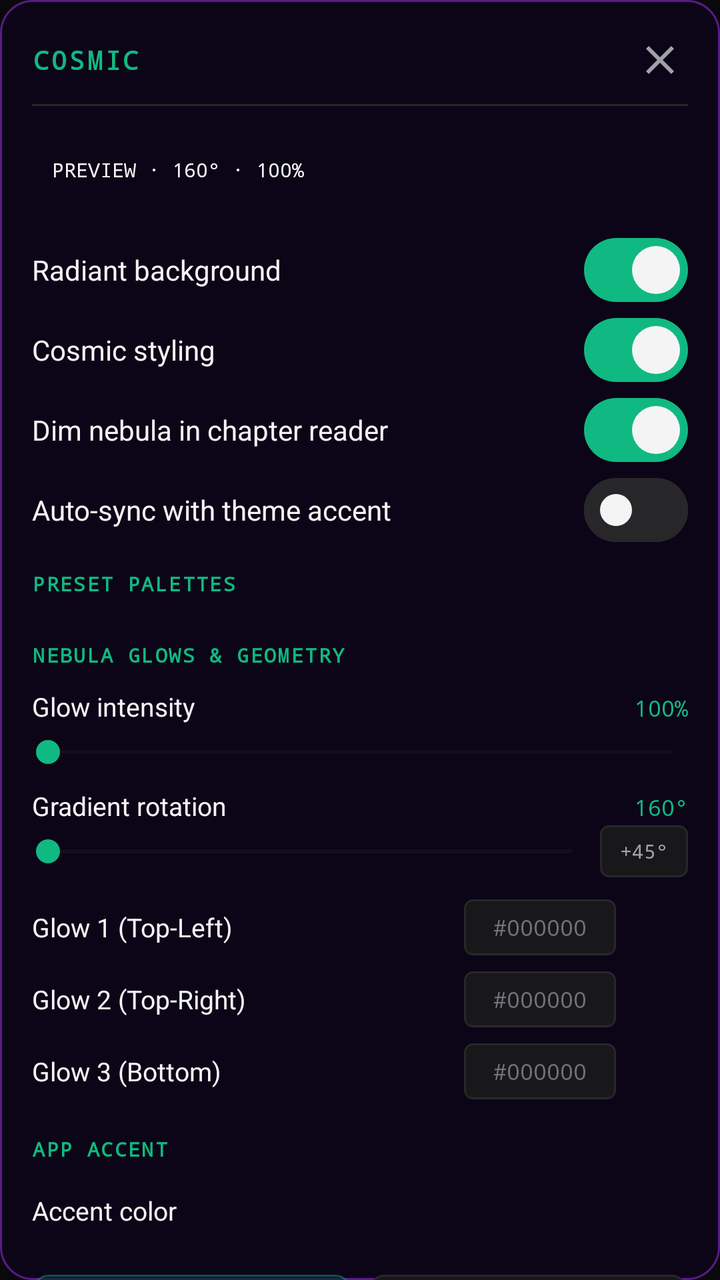
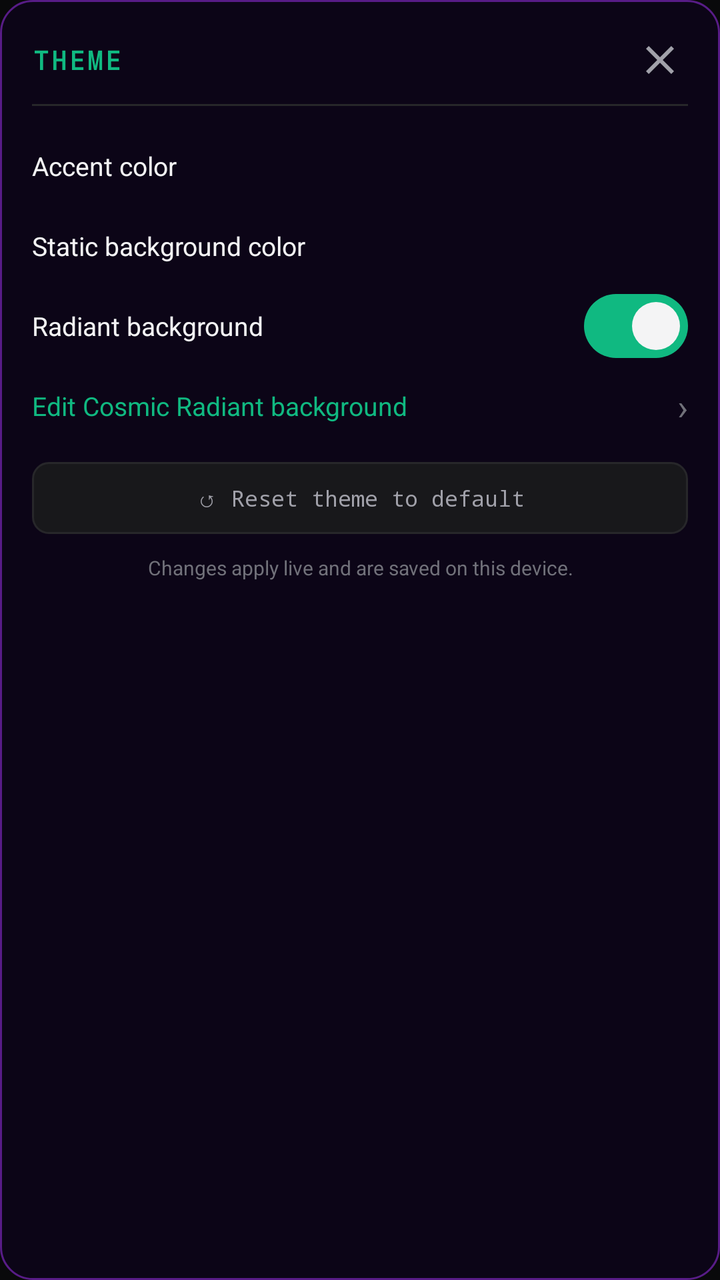

Compare the two renders of this Android layout. The source of the first and the diff that turns it into the second are given below.
<!-- AndroidManifest.xml: application theme Theme.Scaffold -->
<!-- res/layout/layout_dialog_cosmic_theme.xml -->
<?xml version="1.0" encoding="utf-8"?>
<ScrollView xmlns:android="http://schemas.android.com/apk/res/android"
    xmlns:app="http://schemas.android.com/apk/res-auto"
    android:layout_width="match_parent"
    android:layout_height="wrap_content"
    android:background="@drawable/bg_dialog_cosmic"
    android:scrollbars="none">

    <LinearLayout
        android:layout_width="match_parent"
        android:layout_height="wrap_content"
        android:orientation="vertical"
        android:padding="16dp">

        
        <LinearLayout
            android:layout_width="match_parent"
            android:layout_height="wrap_content"
            android:orientation="horizontal"
            android:gravity="center_vertical"
            android:paddingBottom="8dp">

            <TextView
                android:layout_width="0dp"
                android:layout_height="wrap_content"
                android:layout_weight="1"
                android:text="COSMIC"
                android:textColor="@color/accent_emerald"
                android:textSize="13sp"
                android:textStyle="bold"
                android:fontFamily="monospace"
                android:letterSpacing="0.1" />

            <ImageButton
                android:id="@+id/btn_cosmic_close"
                android:layout_width="28dp"
                android:layout_height="28dp"
                android:background="?attr/selectableItemBackgroundBorderless"
                android:src="@drawable/ic_close"
                android:contentDescription="Close" />
        </LinearLayout>

        <View
            android:layout_width="match_parent"
            android:layout_height="1dp"
            android:background="@color/border_primary"
            android:layout_marginBottom="10dp" />

        
        <LinearLayout
            android:id="@+id/layout_cosmic_preview"
            android:layout_width="match_parent"
            android:layout_height="44dp"
            android:foreground="@drawable/bg_cosmic_preview"
            android:paddingHorizontal="10dp"
            android:gravity="center_vertical"
            android:orientation="horizontal">

            <TextView
                android:id="@+id/tv_cosmic_preview_label"
                android:layout_width="0dp"
                android:layout_height="wrap_content"
                android:layout_weight="1"
                android:text="PREVIEW · 160° · 100%"
                android:textColor="@color/text_primary"
                android:textSize="10sp"
                android:fontFamily="monospace"
                android:maxLines="1" />

            <View
                android:id="@+id/view_preview_dot_1"
                android:layout_width="8dp"
                android:layout_height="8dp" />

            <View
                android:id="@+id/view_preview_dot_2"
                android:layout_width="8dp"
                android:layout_height="8dp"
                android:layout_marginStart="6dp" />

            <View
                android:id="@+id/view_preview_dot_3"
                android:layout_width="8dp"
                android:layout_height="8dp"
                android:layout_marginStart="6dp" />
        </LinearLayout>

        
        <LinearLayout
            android:layout_width="match_parent"
            android:layout_height="wrap_content"
            android:layout_marginTop="8dp"
            android:orientation="vertical">

            <LinearLayout
                android:layout_width="match_parent"
                android:layout_height="40dp"
                android:orientation="horizontal"
                android:gravity="center_vertical">

                <TextView
                    android:layout_width="0dp"
                    android:layout_height="wrap_content"
                    android:layout_weight="1"
                    android:text="Radiant background"
                    android:textColor="@color/text_primary"
                    android:textSize="14sp" />

                <com.google.android.material.materialswitch.MaterialSwitch
                    android:id="@+id/switch_cosmic_radiant"
                    android:layout_width="wrap_content"
                    android:layout_height="wrap_content"
                    android:checked="true"
                    app:thumbTint="@color/text_primary"
                    app:trackTint="@color/switch_track" />
            </LinearLayout>

            <LinearLayout
                android:layout_width="match_parent"
                android:layout_height="40dp"
                android:orientation="horizontal"
                android:gravity="center_vertical">

                <TextView
                    android:layout_width="0dp"
                    android:layout_height="wrap_content"
                    android:layout_weight="1"
                    android:text="Cosmic styling"
                    android:textColor="@color/text_primary"
                    android:textSize="14sp" />

                <com.google.android.material.materialswitch.MaterialSwitch
                    android:id="@+id/switch_cosmic_styling"
                    android:layout_width="wrap_content"
                    android:layout_height="wrap_content"
                    android:checked="true"
                    app:thumbTint="@color/text_primary"
                    app:trackTint="@color/switch_track" />
            </LinearLayout>

            <LinearLayout
                android:layout_width="match_parent"
                android:layout_height="40dp"
                android:orientation="horizontal"
                android:gravity="center_vertical">

                <TextView
                    android:layout_width="0dp"
                    android:layout_height="wrap_content"
                    android:layout_weight="1"
                    android:text="Dim nebula in chapter reader"
                    android:textColor="@color/text_primary"
                    android:textSize="14sp" />

                <com.google.android.material.materialswitch.MaterialSwitch
                    android:id="@+id/switch_cosmic_dim"
                    android:layout_width="wrap_content"
                    android:layout_height="wrap_content"
                    android:checked="true"
                    app:thumbTint="@color/text_primary"
                    app:trackTint="@color/switch_track" />
            </LinearLayout>

            <LinearLayout
                android:layout_width="match_parent"
                android:layout_height="40dp"
                android:orientation="horizontal"
                android:gravity="center_vertical">

                <TextView
                    android:layout_width="0dp"
                    android:layout_height="wrap_content"
                    android:layout_weight="1"
                    android:text="Auto-sync with theme accent"
                    android:textColor="@color/text_primary"
                    android:textSize="14sp" />

                <com.google.android.material.materialswitch.MaterialSwitch
                    android:id="@+id/switch_cosmic_auto_sync"
                    android:layout_width="wrap_content"
                    android:layout_height="wrap_content"
                    app:thumbTint="@color/text_primary"
                    app:trackTint="@color/switch_track" />
            </LinearLayout>
        </LinearLayout>

        
        <TextView
            android:layout_width="wrap_content"
            android:layout_height="wrap_content"
            android:layout_marginTop="10dp"
            android:text="PRESET PALETTES"
            android:textColor="@color/accent_emerald"
            android:textSize="10sp"
            android:textStyle="bold"
            android:fontFamily="monospace"
            android:letterSpacing="0.08" />

        
        <com.google.android.material.chip.ChipGroup
            android:id="@+id/group_cosmic_palettes"
            android:layout_width="match_parent"
            android:layout_height="wrap_content"
            android:layout_marginTop="8dp"
            app:chipSpacingHorizontal="6dp"
            app:chipSpacingVertical="6dp" />


        
        <TextView
            android:layout_width="wrap_content"
            android:layout_height="wrap_content"
            android:layout_marginTop="14dp"
            android:text="NEBULA GLOWS &amp; GEOMETRY"
            android:textColor="@color/accent_emerald"
            android:textSize="10sp"
            android:textStyle="bold"
            android:fontFamily="monospace"
            android:letterSpacing="0.08" />

        <LinearLayout
            android:layout_width="match_parent"
            android:layout_height="wrap_content"
            android:layout_marginTop="10dp"
            android:orientation="horizontal">

            <TextView
                android:layout_width="0dp"
                android:layout_height="wrap_content"
                android:layout_weight="1"
                android:text="Glow intensity"
                android:textColor="@color/text_primary"
                android:textSize="13sp" />

            <TextView
                android:id="@+id/tv_cosmic_intensity"
                android:layout_width="wrap_content"
                android:layout_height="wrap_content"
                android:text="100%"
                android:textColor="@color/accent_emerald"
                android:textSize="11sp"
                android:fontFamily="monospace" />
        </LinearLayout>

        <SeekBar
            android:id="@+id/seek_cosmic_intensity"
            android:layout_width="match_parent"
            android:layout_height="28dp"
            android:paddingHorizontal="8dp"
            android:max="200"
            android:progressTint="@color/accent_emerald"
            android:progressBackgroundTint="@color/border_primary"
            android:thumbTint="@color/accent_emerald" />

        <LinearLayout
            android:layout_width="match_parent"
            android:layout_height="wrap_content"
            android:layout_marginTop="4dp"
            android:orientation="horizontal">

            <TextView
                android:layout_width="0dp"
                android:layout_height="wrap_content"
                android:layout_weight="1"
                android:text="Gradient rotation"
                android:textColor="@color/text_primary"
                android:textSize="13sp" />

            <TextView
                android:id="@+id/tv_cosmic_rotation"
                android:layout_width="wrap_content"
                android:layout_height="wrap_content"
                android:text="160°"
                android:textColor="@color/accent_emerald"
                android:textSize="11sp"
                android:fontFamily="monospace" />
        </LinearLayout>

        <LinearLayout
            android:layout_width="match_parent"
            android:layout_height="wrap_content"
            android:orientation="horizontal"
            android:gravity="center_vertical">

            <SeekBar
                android:id="@+id/seek_cosmic_rotation"
                android:layout_width="0dp"
                android:layout_height="28dp"
                android:layout_weight="1"
                android:paddingHorizontal="8dp"
                android:max="360"
                android:progressTint="@color/accent_emerald"
                android:progressBackgroundTint="@color/border_primary"
                android:thumbTint="@color/accent_emerald" />

            <TextView
                android:id="@+id/btn_cosmic_rotate"
                android:layout_width="44dp"
                android:layout_height="26dp"
                android:layout_marginStart="6dp"
                android:background="@drawable/bg_cosmic_hex"
                android:gravity="center"
                android:text="+45°"
                android:textColor="@color/text_secondary"
                android:textSize="10sp"
                android:fontFamily="monospace"
                android:clickable="true"
                android:focusable="true" />
        </LinearLayout>

        
        <LinearLayout
            android:layout_width="match_parent"
            android:layout_height="36dp"
            android:layout_marginTop="6dp"
            android:orientation="horizontal"
            android:gravity="center_vertical">

            <TextView
                android:layout_width="0dp"
                android:layout_height="wrap_content"
                android:layout_weight="1"
                android:text="Glow 1 (Top-Left)"
                android:textColor="@color/text_primary"
                android:textSize="13sp" />

            <EditText
                android:id="@+id/et_cosmic_glow_1"
                android:layout_width="76dp"
                android:layout_height="28dp"
                android:background="@drawable/bg_cosmic_hex"
                android:gravity="center"
                android:padding="0dp"
                android:maxLength="7"
                android:inputType="textNoSuggestions"
                android:imeOptions="actionDone"
                android:textColor="@color/text_secondary"
                android:textSize="11sp"
                android:fontFamily="monospace"
                android:importantForAutofill="no"
                android:hint="#000000"
                android:textColorHint="@color/text_muted" />

            <View
                android:id="@+id/view_cosmic_swatch_1"
                android:layout_width="28dp"
                android:layout_height="28dp"
                android:clickable="true"
                android:focusable="true"
                android:layout_marginStart="8dp" />
        </LinearLayout>

        
        <LinearLayout
            android:layout_width="match_parent"
            android:layout_height="36dp"
            android:orientation="horizontal"
            android:gravity="center_vertical">

            <TextView
                android:layout_width="0dp"
                android:layout_height="wrap_content"
                android:layout_weight="1"
                android:text="Glow 2 (Top-Right)"
                android:textColor="@color/text_primary"
                android:textSize="13sp" />

            <EditText
                android:id="@+id/et_cosmic_glow_2"
                android:layout_width="76dp"
                android:layout_height="28dp"
                android:background="@drawable/bg_cosmic_hex"
                android:gravity="center"
                android:padding="0dp"
                android:maxLength="7"
                android:inputType="textNoSuggestions"
                android:imeOptions="actionDone"
                android:textColor="@color/text_secondary"
                android:textSize="11sp"
                android:fontFamily="monospace"
                android:importantForAutofill="no"
                android:hint="#000000"
                android:textColorHint="@color/text_muted" />

            <View
                android:id="@+id/view_cosmic_swatch_2"
                android:layout_width="28dp"
                android:layout_height="28dp"
                android:clickable="true"
                android:focusable="true"
                android:layout_marginStart="8dp" />
        </LinearLayout>

        
        <LinearLayout
            android:layout_width="match_parent"
            android:layout_height="36dp"
            android:orientation="horizontal"
            android:gravity="center_vertical">

            <TextView
                android:layout_width="0dp"
                android:layout_height="wrap_content"
                android:layout_weight="1"
                android:text="Glow 3 (Bottom)"
                android:textColor="@color/text_primary"
                android:textSize="13sp" />

            <EditText
                android:id="@+id/et_cosmic_glow_3"
                android:layout_width="76dp"
                android:layout_height="28dp"
                android:background="@drawable/bg_cosmic_hex"
                android:gravity="center"
                android:padding="0dp"
                android:maxLength="7"
                android:inputType="textNoSuggestions"
                android:imeOptions="actionDone"
                android:textColor="@color/text_secondary"
                android:textSize="11sp"
                android:fontFamily="monospace"
                android:importantForAutofill="no"
                android:hint="#000000"
                android:textColorHint="@color/text_muted" />

            <View
                android:id="@+id/view_cosmic_swatch_3"
                android:layout_width="28dp"
                android:layout_height="28dp"
                android:clickable="true"
                android:focusable="true"
                android:layout_marginStart="8dp" />
        </LinearLayout>

        <TextView
            android:layout_width="wrap_content"
            android:layout_height="wrap_content"
            android:layout_marginTop="14dp"
            android:text="APP ACCENT"
            android:textColor="@color/accent_emerald"
            android:textSize="10sp"
            android:textStyle="bold"
            android:fontFamily="monospace"
            android:letterSpacing="0.08" />

        <LinearLayout
            android:id="@+id/row_cosmic_accent"
            android:layout_width="match_parent"
            android:layout_height="40dp"
            android:layout_marginTop="4dp"
            android:orientation="horizontal"
            android:gravity="center_vertical"
            android:clickable="true"
            android:focusable="true"
            android:foreground="?attr/selectableItemBackground">

            <TextView
                android:layout_width="0dp"
                android:layout_height="wrap_content"
                android:layout_weight="1"
                android:text="Accent color"
                android:textColor="@color/text_primary"
                android:textSize="13sp" />

            <TextView
                android:id="@+id/tv_cosmic_accent_hex"
                android:layout_width="wrap_content"
                android:layout_height="wrap_content"
                android:textColor="@color/text_secondary"
                android:textSize="11sp"
                android:fontFamily="monospace" />

            <View
                android:id="@+id/view_cosmic_accent_swatch"
                android:layout_width="28dp"
                android:layout_height="28dp"
                android:layout_marginStart="8dp" />
        </LinearLayout>

        
        <LinearLayout
            android:layout_width="match_parent"
            android:layout_height="wrap_content"
            android:layout_marginTop="12dp"
            android:orientation="horizontal">

            <TextView
                android:id="@+id/btn_cosmic_sync"
                android:layout_width="0dp"
                android:layout_height="36dp"
                android:layout_weight="1"
                android:background="@drawable/bg_cosmic_sync"
                android:gravity="center"
                android:text="↻ Sync theme now"
                android:textColor="@color/accent_emerald_bright"
                android:textSize="11sp"
                android:fontFamily="monospace"
                android:clickable="true"
                android:focusable="true" />

            <TextView
                android:id="@+id/btn_cosmic_reset"
                android:layout_width="0dp"
                android:layout_height="36dp"
                android:layout_weight="1"
                android:layout_marginStart="8dp"
                android:background="@drawable/bg_cosmic_reset"
                android:gravity="center"
                android:text="↺ Reset default"
                android:textColor="@color/text_secondary"
                android:textSize="11sp"
                android:fontFamily="monospace"
                android:clickable="true"
                android:focusable="true" />
        </LinearLayout>

        <TextView
            android:layout_width="match_parent"
            android:layout_height="wrap_content"
            android:layout_marginTop="10dp"
            android:gravity="center"
            android:text="Changes apply live and are saved on this device."
            android:textColor="@color/text_muted"
            android:textSize="10sp" />

    </LinearLayout>
</ScrollView>
<!-- resources referenced by this layout -->
<resources>
  <color name="accent_emerald">#10B981</color>
  <color name="accent_emerald_bright">#34D399</color>
  <color name="border_primary">#27272A</color>
  <color name="text_muted">#71717A</color>
  <color name="text_primary">#F4F4F5</color>
  <color name="text_secondary">#A1A1AA</color>
  <!-- drawable bg_cosmic_hex (drawable) -->
  <?xml version="1.0" encoding="utf-8"?>
  <shape xmlns:android="http://schemas.android.com/apk/res/android"
      android:shape="rectangle">
      <solid android:color="#18181B" />
      <stroke
          android:width="1dp"
          android:color="@color/border_primary" />
      <corners android:radius="4dp" />
  </shape>
  <!-- drawable bg_cosmic_preview (drawable) -->
  <?xml version="1.0" encoding="utf-8"?>
  <shape xmlns:android="http://schemas.android.com/apk/res/android"
      android:shape="rectangle">
      <solid android:color="@android:color/transparent" />
      <stroke
          android:width="1dp"
          android:color="#4D10B981" />
      <corners android:radius="10dp" />
  </shape>
  <!-- drawable bg_cosmic_reset (drawable) -->
  <?xml version="1.0" encoding="utf-8"?>
  <shape xmlns:android="http://schemas.android.com/apk/res/android"
      android:shape="rectangle">
      <solid android:color="#18181B" />
      <stroke
          android:width="1dp"
          android:color="@color/border_primary" />
      <corners android:radius="8dp" />
  </shape>
  <!-- drawable bg_cosmic_sync (drawable) -->
  <?xml version="1.0" encoding="utf-8"?>
  <shape xmlns:android="http://schemas.android.com/apk/res/android"
      android:shape="rectangle">
      <solid android:color="#99022C22" />
      <stroke
          android:width="1dp"
          android:color="#6610B981" />
      <corners android:radius="8dp" />
  </shape>
  <!-- drawable bg_dialog_cosmic (drawable) -->
  <?xml version="1.0" encoding="utf-8"?>
  <shape xmlns:android="http://schemas.android.com/apk/res/android"
      android:shape="rectangle">
      <solid android:color="#0C0517" />
      <stroke
          android:width="1dp"
          android:color="#581C87" />
      <corners android:radius="16dp" />
  </shape>
  <!-- drawable ic_close (drawable) -->
  <vector xmlns:android="http://schemas.android.com/apk/res/android"
      android:width="24dp"
      android:height="24dp"
      android:viewportWidth="24"
      android:viewportHeight="24">
    <path
        android:fillColor="#A1A1AA"
        android:pathData="M19,6.41L17.59,5 12,10.59 6.41,5 5,6.41 10.59,12 5,17.59 6.41,19 12,13.41 17.59,19 19,17.59 13.41,12z"/>
  </vector>
  <color name="bg_primary">#09090B</color>
  <color name="text_on_accent">#000000</color>
  <color name="bg_surface">#121215</color>
  <style name="ThemeOverlay.Scaffold.AlertDialog" parent="ThemeOverlay.AppCompat.Dialog.Alert">
          <item name="android:windowBackground">@drawable/bg_dialog_glass</item>
          <item name="colorAccent">@color/accent_emerald</item>
          <item name="colorPrimary">@color/accent_emerald</item>
          <item name="android:textColorPrimary">@color/text_primary</item>
          <item name="android:textColorSecondary">@color/text_secondary</item>
          <item name="android:backgroundDimAmount">0.5</item>
      </style>
  <!-- unchanged entries left out for length: 2 -->
</resources>

<!-- the commit's change to res/layout/layout_dialog_cosmic_theme.xml (unified diff, before → after) -->
@@ -20,11 +20,24 @@
             android:gravity="center_vertical"
             android:paddingBottom="8dp">
 
-            <TextView
-                android:layout_width="0dp"
-                android:layout_height="wrap_content"
-                android:layout_weight="1"
-                android:text="COSMIC"
+            <ImageButton
+                android:id="@+id/btn_cosmic_back"
+                android:layout_width="28dp"
+                android:layout_height="28dp"
+                android:layout_marginEnd="6dp"
+                android:padding="4dp"
+                android:scaleType="fitCenter"
+                android:background="?attr/selectableItemBackgroundBorderless"
+                android:src="@drawable/ic_arrow_back"
+                android:visibility="gone"
+                android:contentDescription="Back" />
+
+            <TextView
+                android:id="@+id/tv_cosmic_title"
+                android:layout_width="0dp"
+                android:layout_height="wrap_content"
+                android:layout_weight="1"
+                android:text="THEME"
                 android:textColor="@color/accent_emerald"
                 android:textSize="13sp"
                 android:textStyle="bold"
@@ -45,6 +58,156 @@
             android:layout_height="1dp"
             android:background="@color/border_primary"
             android:layout_marginBottom="10dp" />
+
+        
+        <LinearLayout
+            android:id="@+id/page_cosmic_main"
+            android:layout_width="match_parent"
+            android:layout_height="wrap_content"
+            android:orientation="vertical">
+
+        <LinearLayout
+            android:id="@+id/row_cosmic_accent"
+            android:layout_width="match_parent"
+            android:layout_height="40dp"
+            android:orientation="horizontal"
+            android:gravity="center_vertical"
+            android:clickable="true"
+            android:focusable="true"
+            android:foreground="?attr/selectableItemBackground">
+
+            <TextView
+                android:layout_width="0dp"
+                android:layout_height="wrap_content"
+                android:layout_weight="1"
+                android:text="Accent color"
+                android:textColor="@color/text_primary"
+                android:textSize="13sp" />
+
+            <TextView
+                android:id="@+id/tv_cosmic_accent_hex"
+                android:layout_width="wrap_content"
+                android:layout_height="wrap_content"
+                android:textColor="@color/text_secondary"
+                android:textSize="11sp"
+                android:fontFamily="monospace" />
+
+            <View
+                android:id="@+id/view_cosmic_accent_swatch"
+                android:layout_width="28dp"
+                android:layout_height="28dp"
+                android:layout_marginStart="8dp" />
+        </LinearLayout>
+
+
+        <LinearLayout
+            android:id="@+id/row_cosmic_static"
+            android:layout_width="match_parent"
+            android:layout_height="40dp"
+            android:orientation="horizontal"
+            android:gravity="center_vertical"
+            android:clickable="true"
+            android:focusable="true"
+            android:foreground="?attr/selectableItemBackground">
+
+            <TextView
+                android:layout_width="0dp"
+                android:layout_height="wrap_content"
+                android:layout_weight="1"
+                android:text="Static background color"
+                android:textColor="@color/text_primary"
+                android:textSize="13sp" />
+
+            <TextView
+                android:id="@+id/tv_cosmic_static_hex"
+                android:layout_width="wrap_content"
+                android:layout_height="wrap_content"
+                android:textColor="@color/text_secondary"
+                android:textSize="11sp"
+                android:fontFamily="monospace" />
+
+            <View
+                android:id="@+id/view_cosmic_static_swatch"
+                android:layout_width="28dp"
+                android:layout_height="28dp"
+                android:layout_marginStart="8dp" />
+        </LinearLayout>
+
+
+        <LinearLayout
+            android:layout_width="match_parent"
+            android:layout_height="40dp"
+            android:orientation="horizontal"
+            android:gravity="center_vertical">
+
+            <TextView
+                android:layout_width="0dp"
+                android:layout_height="wrap_content"
+                android:layout_weight="1"
+                android:text="Radiant background"
+                android:textColor="@color/text_primary"
+                android:textSize="13sp" />
+
+            <com.google.android.material.materialswitch.MaterialSwitch
+                android:id="@+id/switch_cosmic_radiant"
+                android:layout_width="wrap_content"
+                android:layout_height="wrap_content"
+                android:checked="true"
+                app:thumbTint="@color/text_primary"
+                app:trackTint="@color/switch_track" />
+        </LinearLayout>
+
+
+        <LinearLayout
+            android:id="@+id/row_cosmic_edit_radiant"
+            android:layout_width="match_parent"
+            android:layout_height="40dp"
+            android:orientation="horizontal"
+            android:gravity="center_vertical"
+            android:clickable="true"
+            android:focusable="true"
+            android:foreground="?attr/selectableItemBackground">
+
+            <TextView
+                android:id="@+id/tv_cosmic_edit_radiant"
+                android:layout_width="0dp"
+                android:layout_height="wrap_content"
+                android:layout_weight="1"
+                android:text="Edit Cosmic Radiant background"
+                android:textColor="@color/accent_emerald"
+                android:textSize="13sp" />
+
+            <TextView
+                android:layout_width="wrap_content"
+                android:layout_height="wrap_content"
+                android:text="›"
+                android:textColor="@color/text_muted"
+                android:textSize="18sp" />
+        </LinearLayout>
+
+        <TextView
+            android:id="@+id/btn_cosmic_reset_theme"
+            android:layout_width="match_parent"
+            android:layout_height="36dp"
+            android:layout_marginTop="8dp"
+            android:background="@drawable/bg_cosmic_reset"
+            android:gravity="center"
+            android:text="↺ Reset theme to default"
+            android:textColor="@color/text_secondary"
+            android:textSize="11sp"
+            android:fontFamily="monospace"
+            android:clickable="true"
+            android:focusable="true" />
+
+        </LinearLayout>
+
+        
+        <LinearLayout
+            android:id="@+id/page_cosmic_radiant"
+            android:layout_width="match_parent"
+            android:layout_height="wrap_content"
+            android:orientation="vertical"
+            android:visibility="gone">
 
         
         <LinearLayout
@@ -91,29 +254,6 @@
             android:layout_height="wrap_content"
             android:layout_marginTop="8dp"
             android:orientation="vertical">
-
-            <LinearLayout
-                android:layout_width="match_parent"
-                android:layout_height="40dp"
-                android:orientation="horizontal"
-                android:gravity="center_vertical">
-
-                <TextView
-                    android:layout_width="0dp"
-                    android:layout_height="wrap_content"
-                    android:layout_weight="1"
-                    android:text="Radiant background"
-                    android:textColor="@color/text_primary"
-                    android:textSize="14sp" />
-
-                <com.google.android.material.materialswitch.MaterialSwitch
-                    android:id="@+id/switch_cosmic_radiant"
-                    android:layout_width="wrap_content"
-                    android:layout_height="wrap_content"
-                    android:checked="true"
-                    app:thumbTint="@color/text_primary"
-                    app:trackTint="@color/switch_track" />
-            </LinearLayout>
 
             <LinearLayout
                 android:layout_width="match_parent"
@@ -432,51 +572,6 @@
                 android:layout_marginStart="8dp" />
         </LinearLayout>
 
-        <TextView
-            android:layout_width="wrap_content"
-            android:layout_height="wrap_content"
-            android:layout_marginTop="14dp"
-            android:text="APP ACCENT"
-            android:textColor="@color/accent_emerald"
-            android:textSize="10sp"
-            android:textStyle="bold"
-            android:fontFamily="monospace"
-            android:letterSpacing="0.08" />
-
-        <LinearLayout
-            android:id="@+id/row_cosmic_accent"
-            android:layout_width="match_parent"
-            android:layout_height="40dp"
-            android:layout_marginTop="4dp"
-            android:orientation="horizontal"
-            android:gravity="center_vertical"
-            android:clickable="true"
-            android:focusable="true"
-            android:foreground="?attr/selectableItemBackground">
-
-            <TextView
-                android:layout_width="0dp"
-                android:layout_height="wrap_content"
-                android:layout_weight="1"
-                android:text="Accent color"
-                android:textColor="@color/text_primary"
-                android:textSize="13sp" />
-
-            <TextView
-                android:id="@+id/tv_cosmic_accent_hex"
-                android:layout_width="wrap_content"
-                android:layout_height="wrap_content"
-                android:textColor="@color/text_secondary"
-                android:textSize="11sp"
-                android:fontFamily="monospace" />
-
-            <View
-                android:id="@+id/view_cosmic_accent_swatch"
-                android:layout_width="28dp"
-                android:layout_height="28dp"
-                android:layout_marginStart="8dp" />
-        </LinearLayout>
-
         
         <LinearLayout
             android:layout_width="match_parent"
@@ -514,6 +609,8 @@
                 android:focusable="true" />
         </LinearLayout>
 
+        </LinearLayout>
+
         <TextView
             android:layout_width="match_parent"
             android:layout_height="wrap_content"
<!-- resource entries referenced after the edit -->
@@ -56,6 +56,19 @@
           android:color="#581C87" />
       <corners android:radius="16dp" />
   </shape>
+  <!-- drawable ic_arrow_back (drawable) -->
+  <vector xmlns:android="http://schemas.android.com/apk/res/android"
+      android:width="24dp"
+      android:height="24dp"
+      android:viewportWidth="24"
+      android:viewportHeight="24">
+      <path
+          android:strokeColor="#FFFFFF"
+          android:strokeWidth="2.5"
+          android:strokeLineCap="round"
+          android:strokeLineJoin="round"
+          android:pathData="M19,12 L5,12 M12,19 L5,12 L12,5" />
+  </vector>
   <!-- drawable ic_close (drawable) -->
   <vector xmlns:android="http://schemas.android.com/apk/res/android"
       android:width="24dp"
